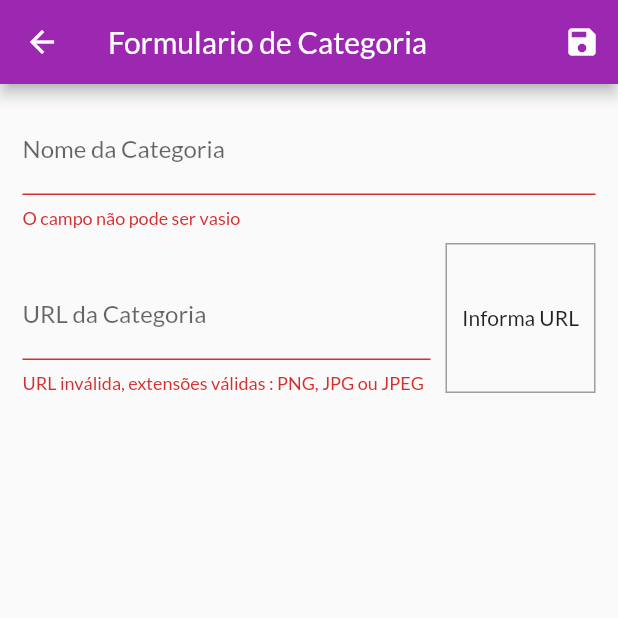
After one commit to RenanLedo/Loja-completa, a Flutter app: the CategoriaFormPage screen opened by its route, after a tap on the "save" icon, on a phone screen of 412 x 824 dp, the top half of it. The commit adds this screen. Run offline on Flutter 3.47's test engine with Material 2 defaults, Android fonts, the phone set to English and light mode, and no system bars; network calls fail.

Commit message:
adição da categoria

```diff
--- a/lib/components/product_tile-item.dart
+++ b/lib/components/product_tile-item.dart
@@ -53,7 +53,7 @@ class ProductTileItem extends StatelessWidget {
             leading: Consumer<Product>(
               builder: (ctx, product, _) => IconButton(
                 onPressed: () {
-                  product.togglefavorite(auth.token ?? '');
+                  product.togglefavorite(auth.token ?? '', auth.userId ?? '');
                 },
                 icon: Icon(
                   product.isFavorite ? Icons.favorite : Icons.favorite_border,
--- /dev/null
+++ b/lib/models/categoria.dart
@@ -0,0 +1,11 @@
+
+class Categoria {
+  String id;
+  final String name;
+  final String imageCat;
+  Categoria({
+    required this.id,
+    required this.name,
+    required this.imageCat,
+  });
+}
--- /dev/null
+++ b/lib/models/categoria_lista.dart
@@ -0,0 +1,111 @@
+import 'dart:convert';
+import 'dart:math';
+
+import 'package:flutter/material.dart';
+import 'package:http/http.dart' as http;
+import 'package:loja_completa/exceptions/http_exception.dart';
+import 'package:loja_completa/models/categoria.dart';
+import 'package:loja_completa/utils/constantes.dart';
+
+class CategoriaLista extends ChangeNotifier {
+  String _token;
+  List<Categoria> _items = [];
+  List<Categoria> get items => [..._items];
+
+  CategoriaLista(
+    this._token,
+    this._items,
+  );
+
+  Future<void> loadCategorias() async {
+    _items.clear();
+    final response = await http
+        .get(Uri.parse('${Constantes.PRODUCT_CAT_URL}.json?auth=$_token'));
+    if (response.body == 'null') return;
+
+    Map<String, dynamic> data = jsonDecode(response.body);
+    data.forEach((categoriaId, categoriaData) {
+      _items.add(
+        Categoria(
+          id: categoriaId,
+          name: categoriaData['name'],
+          imageCat: categoriaData['imageCat'],
+        ),
+      );
+    });
+    notifyListeners();
+  }
+
+  Future<void> saveCategoria(Map<String, Object> data) {
+    bool hasId = data['id'] != null;
+
+    final categoria = Categoria(
+      id: hasId ? data['id'] as String : Random().nextDouble().toString(),
+      imageCat: data['imageCat'] as String,
+      name: data['name'] as String,
+    );
+
+    if (hasId) {
+      print('printando erro 04 add');
+      return upDateCategoria(categoria);
+    } else {
+      return addCategoria(categoria);
+    }
+  }
+
+  Future<void> addCategoria(Categoria categoria) async {
+    print('printando erro 01');
+    final response = await http.post(
+        Uri.parse('${Constantes.PRODUCT_CAT_URL}.json?auth=$_token'),
+        body: jsonEncode({
+          'name': categoria.name,
+          'imageCat': categoria.imageCat,
+        }));
+    print('printando erro 02');
+
+    final id = jsonDecode(response.body)['name'];
+    _items.add(Categoria(
+      id: id,
+      name: categoria.name,
+      imageCat: categoria.imageCat,
+    ));
+    print('printando erro 03');
+    notifyListeners();
+  }
+
+  Future<void> upDateCategoria(Categoria categoria) async {
+    int index = _items.indexWhere((p) => p.id == categoria.id);
+
+    if (index >= 0) {
+      await http.patch(
+          Uri.parse(
+              '${Constantes.PRODUCT_CAT_URL}/${categoria.id}.json?auth=$_token'),
+          body: jsonEncode({
+            'name': categoria.name,
+            'imageCat': categoria.imageCat,
+          }));
+
+      _items[index] = categoria;
+      notifyListeners();
+    }
+  }
+
+  Future<void> removeCategoraia(Categoria categoria) async {
+    int index = _items.indexWhere((p) => p.id == categoria.id);
+    if (index >= 0) {
+      final categoria = _items[index];
+      _items.remove(categoria);
+      notifyListeners();
+      final response = await http.delete(Uri.parse(
+          '${Constantes.PRODUCT_CAT_URL}/${categoria.id}.json?auth=$_token'));
+      if (response.statusCode >= 400) {
+        _items.insert(index, categoria);
+        notifyListeners();
+        throw HttpException(
+          msg: 'Erro ao excluir categoria',
+          statusCode: response.statusCode,
+        );
+      }
+    }
+  }
+}
--- a/lib/models/product_list.dart
+++ b/lib/models/product_list.dart
@@ -9,25 +9,38 @@ import 'package:loja_completa/utils/constantes.dart';
 
 class ProductList extends ChangeNotifier {
   String _token;
+  String _userId;
   List<Product> _itens = [];
 
   List<Product> get itens => [..._itens];
-  List<Product> get itensFavorite =>
-      _itens.where((prod) => prod.isFavorite).toList();
 
-  ProductList(this._token, this._itens);
+
+  ProductList(this._token, this._itens, this._userId);
 
   int get itemsCount {
     return _itens.length;
   }
+
+  get itensFavorite => null;
 
   Future<void> loadProducts() async {
     _itens.clear();
     final response = await http
         .get(Uri.parse('${Constantes.PRODUCT_BASE_URL}.json?auth=$_token'));
     if (response.body == 'null') return;
+
+    final favResponse = await http.get(
+      Uri.parse('${Constantes.USER_FAVORITE_URL}/$_userId.json?auth=$_token'),
+    );
+
+    Map<String, dynamic> favData =
+        favResponse.body == 'null' ? {} : (jsonDecode(favResponse.body));
+
+
+
     Map<String, dynamic> data = jsonDecode(response.body);
     data.forEach((productId, productData) {
+      final isFavorite = favData[productId] ?? false;
       _itens.add(
         Product(
           id: productId,
@@ -35,7 +48,7 @@ class ProductList extends ChangeNotifier {
           description: productData['description'],
           price: productData['price'],
           imageUrl: productData['imageUrl'],
-          isFavorite: productData['isFavorite'],
+          isFavorite: isFavorite,
         ),
       );
     });
@@ -68,7 +81,6 @@ class ProductList extends ChangeNotifier {
           'description': product.description,
           'price': product.price,
           'imageUrl': product.imageUrl,
-          'isFavorite': product.isFavorite
         }));
 
     final id = jsonDecode(response.body)['name'];
@@ -78,7 +90,6 @@ class ProductList extends ChangeNotifier {
       description: product.description,
       price: product.price,
       imageUrl: product.imageUrl,
-      isFavorite: product.isFavorite,
     ));
     notifyListeners();
   }
--- /dev/null
+++ b/lib/pages/categoria_form_page.dart
@@ -0,0 +1,178 @@
+import 'package:flutter/material.dart';
+import 'package:loja_completa/models/categoria.dart';
+import 'package:loja_completa/models/categoria_lista.dart';
+import 'package:provider/provider.dart';
+
+class CategoriaFormPage extends StatefulWidget {
+  const CategoriaFormPage({Key? key}) : super(key: key);
+
+  @override
+  _CategoriaFormPageState createState() => _CategoriaFormPageState();
+}
+
+class _CategoriaFormPageState extends State<CategoriaFormPage> {
+  final urlFocus = FocusNode();
+  final urlImageEC = TextEditingController();
+  final formKey = GlobalKey<FormState>();
+  final formData = Map<String, Object>();
+
+  bool isLoading = false;
+
+  @override
+  void initState() {
+    urlImageEC.addListener(updateImage);
+    super.initState();
+  }
+
+  @override
+  void didChangeDependencies() {
+    super.didChangeDependencies();
+    if (formData.isEmpty) {
+      final arg = ModalRoute.of(context)?.settings.arguments;
+      if (arg != null) {
+        final categoria = arg as Categoria;
+        formData['id'] = categoria.id;
+        formData['name'] = categoria.name;
+        formData['imageCat'] = categoria.imageCat;
+
+        urlImageEC.text = categoria.imageCat;
+      }
+    }
+  }
+
+  void updateImage() {
+    setState(() {});
+  }
+
+  bool isValidImageUrl(String url) {
+    bool isValidUrl = Uri.tryParse(url)?.hasAbsolutePath ?? false;
+    bool extensaoUrlValid = url.toLowerCase().endsWith('.png') ||
+        url.toLowerCase().endsWith('.jpg') ||
+        url.toLowerCase().endsWith('.jpeg');
+    return isValidUrl && extensaoUrlValid;
+  }
+
+  Future<void> submitForm() async {
+    final isValid = formKey.currentState?.validate() ?? false;
+
+    if (!isValid) {
+      return;
+    }
+
+    formKey.currentState?.save();
+    setState(() => isLoading = true);
+
+    try {
+      await Provider.of<CategoriaLista>(context, listen: false)
+          .saveCategoria(formData);
+      print('save>>>');
+    } catch (e) {
+      print(e);
+      // await showDialog<void>(
+      //   context: context,
+      //   builder: (ctx) => AlertDialog(
+      //     title: Text('Ocorreu um erro'),
+      //     content: Text(
+      //         'Algum erro inesperado ocorreu, aperte em OK e tente novamente mais tarde. $e'),
+      //     actions: [
+      //       TextButton(
+      //           onPressed: () {
+      //             Navigator.of(context).pop();
+      //           },
+      //           child: Text('OK'))
+      //     ],
+      //   ),
+      // );
+    } finally {
+      setState(() => isLoading = false);
+      Navigator.of(context).pop();
+    }
+  }
+
+  @override
+  Widget build(BuildContext context) {
+    return Scaffold(
+      appBar: AppBar(
+        title: const Text('Formulario de Categoria'),
+        actions: [
+          IconButton(
+            onPressed: submitForm,
+            icon: Icon(
+              Icons.save,
+            ),
+          ),
+        ],
+      ),
+      body: isLoading
+          ? Center(child: CircularProgressIndicator())
+          : Padding(
+              padding: const EdgeInsets.all(15),
+              child: Form(
+                key: formKey,
+                child: ListView(
+                  children: [
+                    TextFormField(
+                      initialValue: formData['name']?.toString(),
+                      decoration:
+                          InputDecoration(labelText: 'Nome da Categoria'),
+                      textInputAction: TextInputAction.next,
+                      onSaved: (name) => formData['name'] = name ?? '',
+                      validator: (_name) {
+                        final name = _name ?? '';
+                        if (name.trim().isEmpty) {
+                          return 'O campo não pode ser vasio';
+                        }
+                        if (name.length < 3) {
+                          return 'O campo deve ter pelo menos 3 letras';
+                        }
+                        return null;
+                      },
+                    ),
+                    Row(
+                      crossAxisAlignment: CrossAxisAlignment.end,
+                      children: [
+                        Expanded(
+                          child: TextFormField(
+                            decoration:
+                                InputDecoration(labelText: 'URL da Categoria'),
+                            keyboardType: TextInputType.url,
+                            focusNode: urlFocus,
+                            controller: urlImageEC,
+                            onSaved: (imageCat) =>
+                                formData['imageCat'] = imageCat ?? '',
+                            onFieldSubmitted: (_) => submitForm(),
+                            validator: (_imageCat) {
+                              final imageCat = _imageCat ?? '';
+                              if (!isValidImageUrl(imageCat)) {
+                                return 'URL inválida, extensões válidas : PNG, JPG ou JPEG';
+                              }
+                              return null;
+                            },
+                          ),
+                        ),
+                        Container(
+                          width: 100,
+                          height: 100,
+                          margin: EdgeInsets.only(top: 10, left: 10),
+                          decoration: BoxDecoration(
+                            border: Border.all(color: Colors.grey, width: 1),
+                          ),
+                          alignment: Alignment.center,
+                          child: urlImageEC.text.isEmpty
+                              ? Text(
+                                  'Informa URL',
+                                )
+                              : Image.network(
+                                  urlImageEC.text,
+                                  fit: BoxFit.cover,
+                                ),
+                        )
+                      ],
+                    ),
+                  ],
+                ),
+              ),
+            ),
+    );
+  }
+}
--- a/lib/utils/app_routes.dart
+++ b/lib/utils/app_routes.dart
@@ -6,5 +6,7 @@ class AppRoutes {
   static const ORDER = '/order';
   static const PRODUCT_PAGE = '/product-page';
   static const PRODUCT_FORM = '/product-form';
+  static const CAT_FORM = '/categoria-form';
   static const LOGIN = '/login';
+  static const CATEGORIAS = '/categorias';
 }
--- a/lib/utils/constantes.dart
+++ b/lib/utils/constantes.dart
@@ -1,5 +1,8 @@
 
 class Constantes {
+  static const USER_FAVORITE_URL =
+  'https://loja-cod3r-ec2df-default-rtdb.firebaseio.com/userFavorite';
+  static const PRODUCT_CAT_URL = 'https://loja-cod3r-ec2df-default-rtdb.firebaseio.com/categoria';
   static const PRODUCT_BASE_URL = 'https://loja-cod3r-ec2df-default-rtdb.firebaseio.com/product';
   static const ORDER_BASE_URL = 'https://loja-cod3r-ec2df-default-rtdb.firebaseio.com/order';
   static const URL_CADASTRO = 'https://identitytoolkit.googleapis.com/v1/accounts:signUp?key=AIzaSyDduS-k5WbkY5WsFBYnhPT3XThCD-P6Xzw';
```
Also changed, not shown: lib/components/BotaoIcon.dart (added, +33 -0 lines), lib/components/app_drawer.dart (+9 -0 lines), lib/components/categoria_tile_gerencia.dart (added, +89 -0 lines), lib/main.dart (+11 -2 lines), lib/models/product.dart (+7 -7 lines), lib/pages/categorias_page.dart (added, +45 -0 lines), lib/pages/product_detalhe_page.dart (+76 -13 lines).
